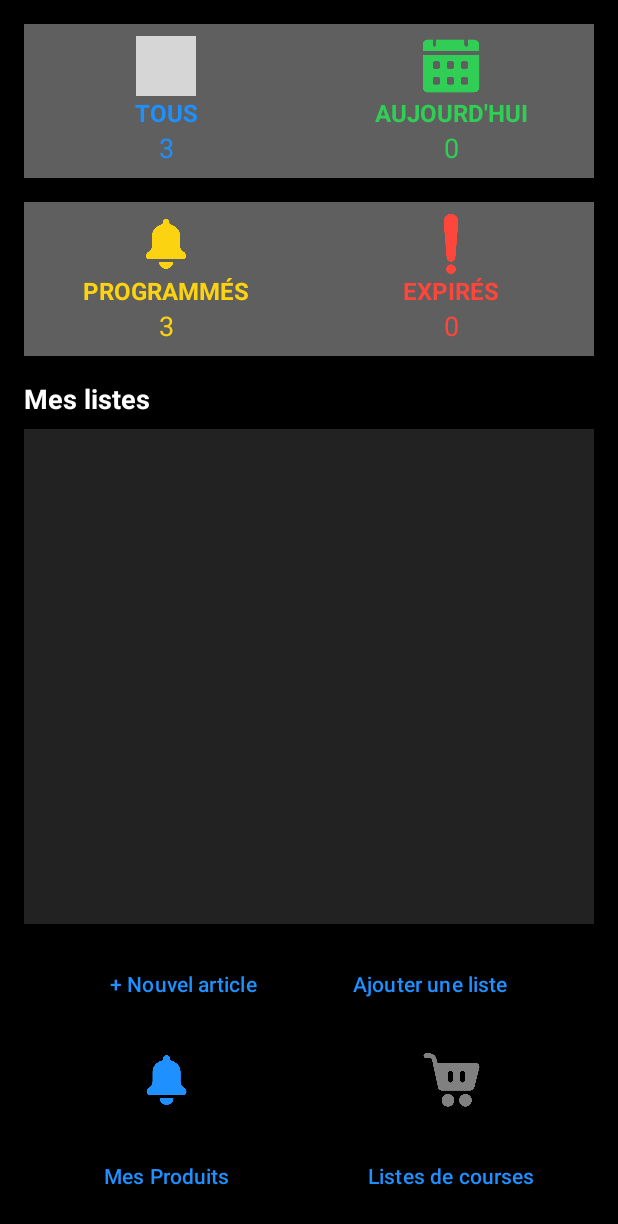
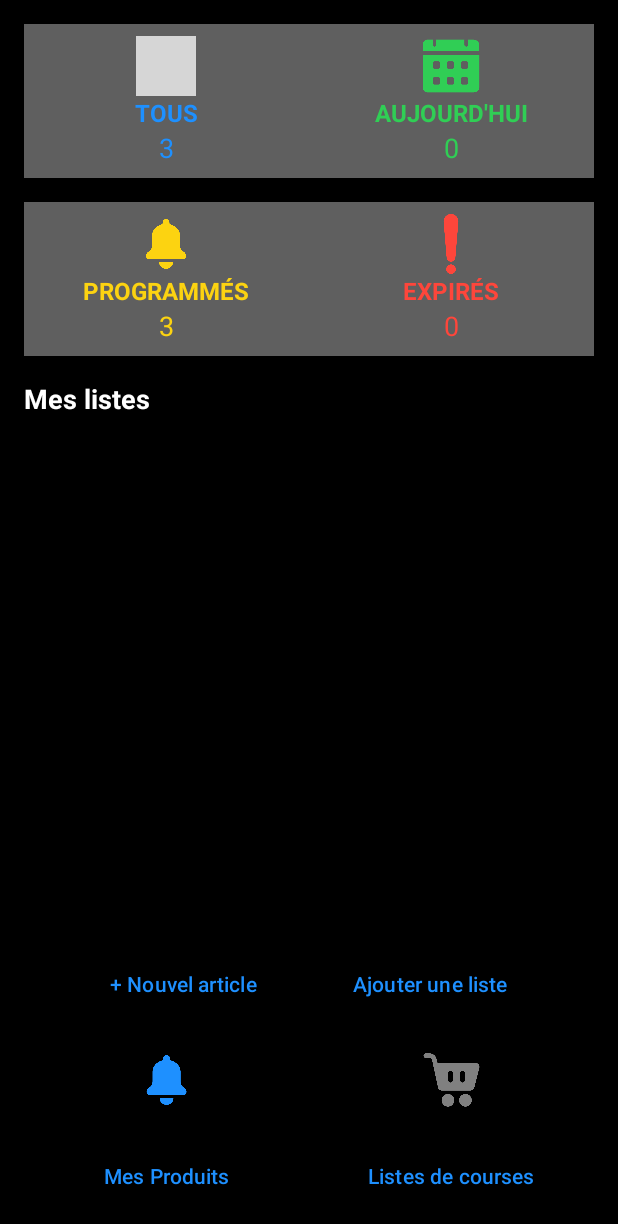
Before and after one commit to totooche13/UStock, an Android app: the screen it shows after launch (MainActivity), on a phone screen of 412 x 824 dp. Shown: the top 1224 px of the screen. Run offline under Robolectric (Android 15) with nearby library versions, the phone set to English and light mode, and no system bars; grey boxes are pictures that could not be loaded.

Commit message:
style: color change ListView

```diff
--- a/app/src/main/res/layout/activity_main.xml
+++ b/app/src/main/res/layout/activity_main.xml
@@ -168,10 +168,9 @@
 
     <ListView
         android:id="@+id/listsContainer"
-        android:layout_width="match_parent"
+        android:layout_width="wrap_content"
         android:layout_height="0dp"
-        android:layout_weight="1"
-        android:background="#222222" />
+        android:layout_weight="1" />
 
     <LinearLayout
         android:layout_width="match_parent"
```
